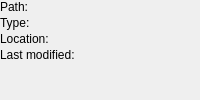
Old version of the form resources/ui/configure/resource.ui in the repository prymatex/prymatex.
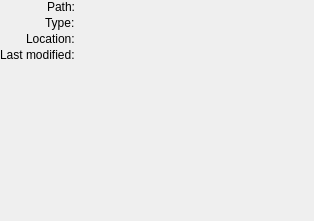
New version of the form.

Commit message: set resources

The edit to the form file:
```diff
--- a/resources/ui/configure/resource.ui
+++ b/resources/ui/configure/resource.ui
@@ -2,6 +2,14 @@
 <ui version="4.0">
  <class>ResouceWidget</class>
  <widget class="QWidget" name="ResouceWidget">
+  <property name="geometry">
+   <rect>
+    <x>0</x>
+    <y>0</y>
+    <width>314</width>
+    <height>221</height>
+   </rect>
+  </property>
   <property name="windowTitle">
    <string>Resource</string>
   </property>
@@ -14,6 +22,9 @@
    </property>
    <item>
     <layout class="QFormLayout" name="formLayout">
+     <property name="labelAlignment">
+      <set>Qt::AlignRight|Qt::AlignTrailing|Qt::AlignVCenter</set>
+     </property>
      <property name="horizontalSpacing">
       <number>2</number>
      </property>
```
Left out of the diff: 2 changed lines with no effect on the pictures. The commit also changes 2 other files.
